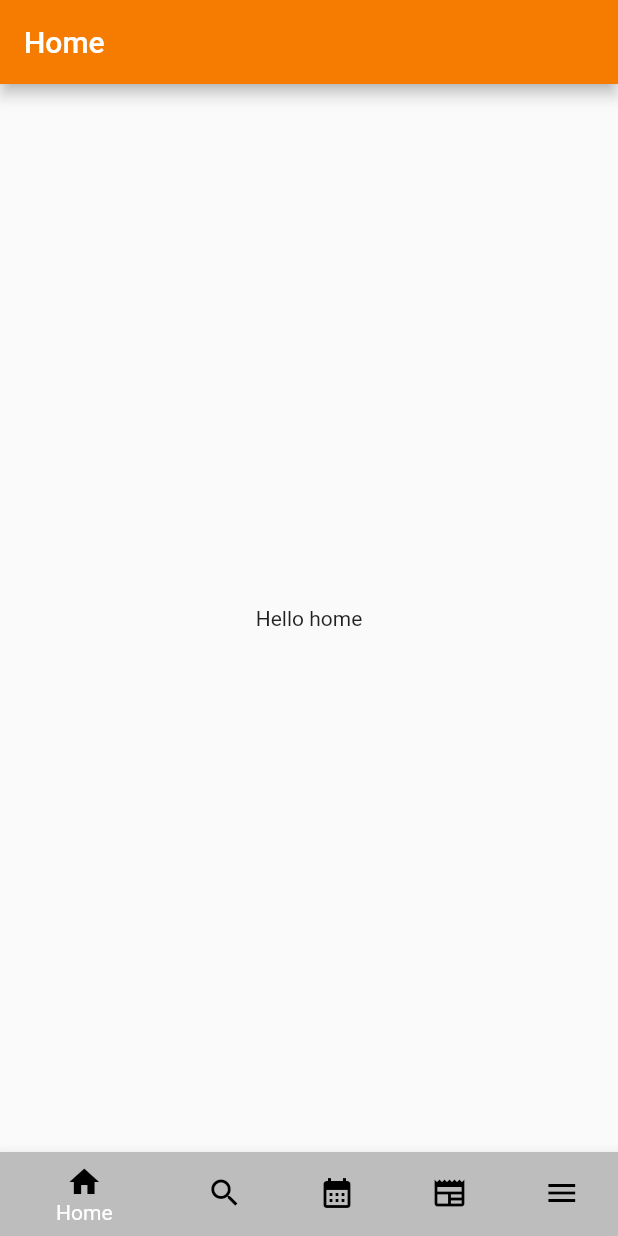
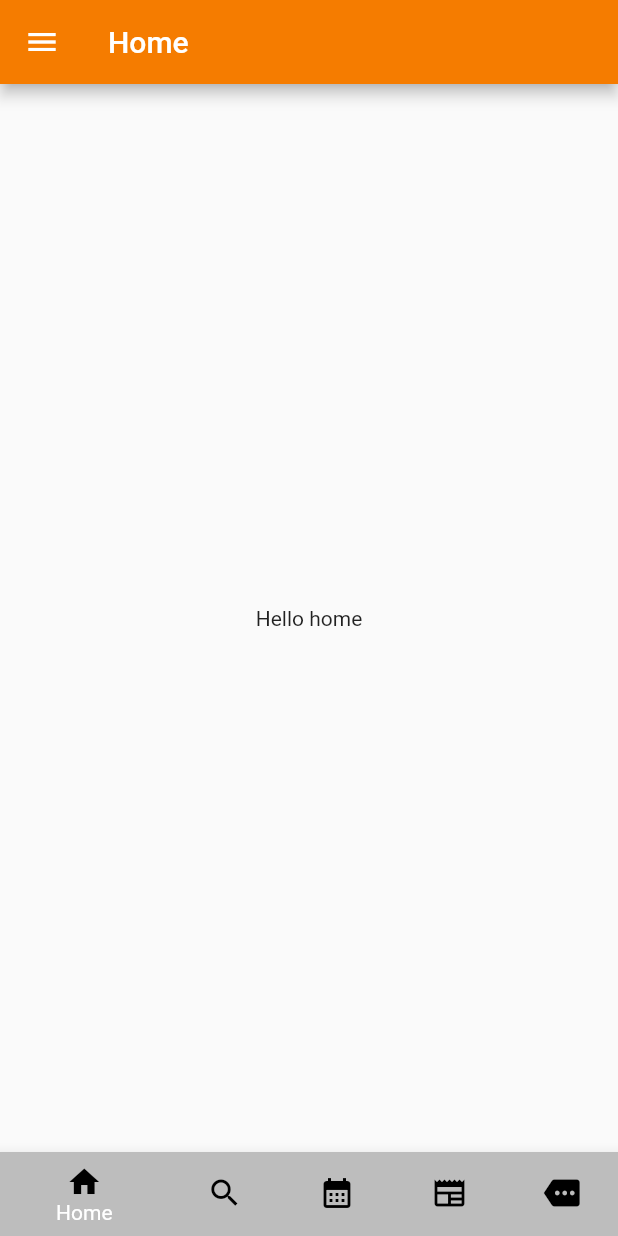
Before and after one commit to MrJung988/My_Flutter_App, a Flutter app: the Home screen opened by its route, on a phone screen of 412 x 824 dp. Run offline on Flutter 3.47's test engine with Material 2 defaults, Android fonts, the phone set to English and light mode, and no system bars.

Commit message:
Drawer added in home page

```diff
--- a/lib/home/home.dart
+++ b/lib/home/home.dart
@@ -13,8 +13,89 @@ class _HomeState extends State<Home> {
     return Scaffold(
       appBar: AppBar(
         title: Text('Home'),
-        automaticallyImplyLeading: false,
         backgroundColor: Colors.orange[700],
+      ),
+      drawer: new Drawer(
+        child: ListView(
+          padding: EdgeInsets.zero,
+          children: [
+            DrawerHeader(
+              decoration: BoxDecoration(
+                color: Colors.orange[700],
+              ),
+              child: Row(
+                children: [
+                  CircleAvatar(
+                    radius: 50,
+                    backgroundImage: NetworkImage(
+                        'https://tabib.ae/uploads/profile/free-profile-photo-whatsapp-4_1617693292_1625640135.png'),
+                  ),
+                  Padding(
+                    padding: EdgeInsets.symmetric(horizontal: 15, vertical: 30),
+                    child: Column(
+                      mainAxisAlignment: MainAxisAlignment.spaceBetween,
+                      crossAxisAlignment: CrossAxisAlignment.start,
+                      children: [
+                        Text('Full Name'),
+                        Row(
+                          children: [
+                            Icon(Icons.phone_android),
+                            Text('+977 9876543210')
+                          ],
+                        ),
+                        Row(
+                          children: [Icon(Icons.email), Text('abc@gmail.com')],
+                        )
+                      ],
+                    ),
+                  )
+                ],
+              ),
+            ),
+            ListTile(
+              leading: Icon(Icons.person),
+              title: Text('Profile'),
+              onTap: () {
+                Navigator.pop(context);
+              },
+            ),
+            ListTile(
+              leading: Icon(Icons.settings),
+              title: Text('Settings'),
+              onTap: () {
+                Navigator.pop(context);
+              },
+            ),
+            ListTile(
+              leading: Icon(Icons.phone),
+              title: Text('Contact'),
+              onTap: () {
+                Navigator.pop(context);
+              },
+            ),
+            ListTile(
+              leading: Icon(Icons.star),
+              title: Text('Manage Favorite'),
+              onTap: () {
+                Navigator.pop(context);
+              },
+            ),
+            ListTile(
+              leading: Icon(Icons.question_mark),
+              title: Text('FAQ'),
+              onTap: () {
+                Navigator.pop(context);
+              },
+            ),
+            ListTile(
+              leading: Icon(Icons.logout),
+              title: Text('Logout'),
+              onTap: () {
+                Navigator.pop(context);
+              },
+            ),
+          ],
+        ),
       ),
       body: Center(
         child: Text('Hello home'),
@@ -52,7 +133,7 @@ class _HomeState extends State<Home> {
           ),
           BottomNavigationBarItem(
             icon: Icon(
-              Icons.menu,
+              Icons.more,
               color: Colors.black,
             ),
             label: 'More',
```
